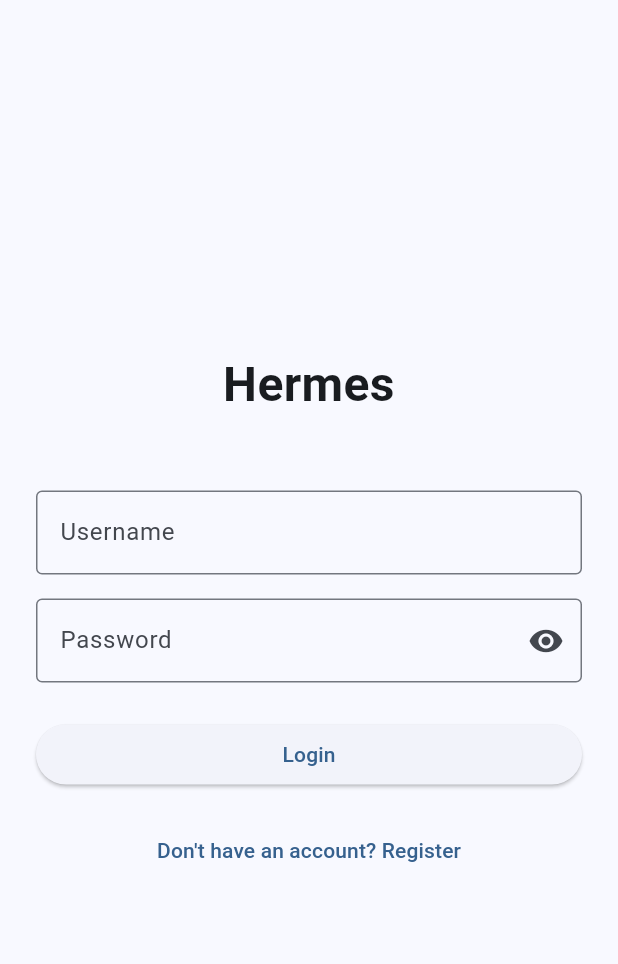
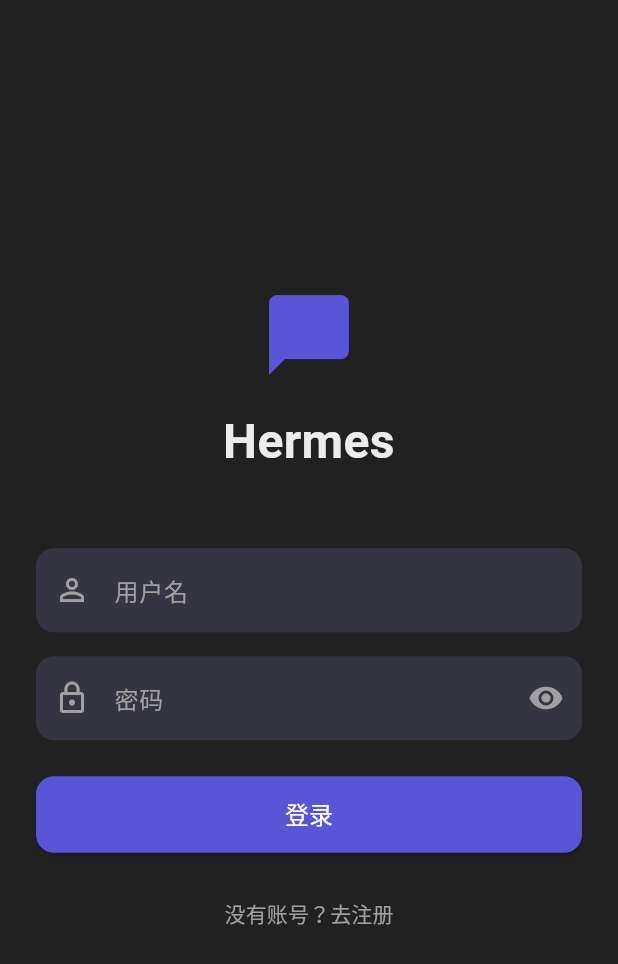
Before and after one commit to yanrongfei/hermes-manager, a Flutter app: the screen it shows after launch, on a phone screen of 412 x 824 dp. Shown: the top 964 px of the screen. Run offline on Flutter 3.47's test engine with Material 3 defaults, Android fonts, the phone set to English and light mode, and no system bars; our stand-ins replace dio, flutter_riverpod, flutter_secure_storage, go_router.

Commit message:
fix: 统一深色主题并中文化所有界面文案
- 全局主题从浅色蓝色改为深色紫色，与内部页面一致
- 登录、注册、启动页适配深色主题样式
- 所有英文 UI 文案替换为中文

Co-Authored-By: Claude Opus 4.7 <noreply@anthropic.com>

```diff
--- a/hermes-app/lib/app.dart
+++ b/hermes-app/lib/app.dart
@@ -12,7 +12,34 @@ class HermesApp extends ConsumerWidget {
     return MaterialApp.router(
       title: 'Hermes App',
       theme: ThemeData(
-        colorScheme: ColorScheme.fromSeed(seedColor: Colors.blue),
+        brightness: Brightness.dark,
+        colorSchemeSeed: const Color(0xFF5856D6),
+        scaffoldBackgroundColor: const Color(0xFF212121),
+        appBarTheme: const AppBarTheme(
+          backgroundColor: Color(0xFF2A2A2A),
+          foregroundColor: Color(0xFFECECEC),
+          iconTheme: IconThemeData(color: Color(0xFFECECEC)),
+        ),
+        cardColor: const Color(0xFF2A2A2A),
+        inputDecorationTheme: InputDecorationTheme(
+          filled: true,
+          fillColor: const Color(0xFF343541),
+          labelStyle: const TextStyle(color: Color(0xFFA0A0A0)),
+          border: OutlineInputBorder(
+            borderRadius: BorderRadius.circular(12),
+            borderSide: BorderSide.none,
+          ),
+        ),
+        elevatedButtonTheme: ElevatedButtonThemeData(
+          style: ElevatedButton.styleFrom(
+            backgroundColor: const Color(0xFF5856D6),
+            foregroundColor: Colors.white,
+            padding: const EdgeInsets.symmetric(vertical: 14),
+            shape: RoundedRectangleBorder(
+              borderRadius: BorderRadius.circular(12),
+            ),
+          ),
+        ),
         useMaterial3: true,
       ),
       routerConfig: router,
--- a/hermes-app/lib/presentation/screens/chat_list_tab.dart
+++ b/hermes-app/lib/presentation/screens/chat_list_tab.dart
@@ -87,7 +87,7 @@ class ChatListTab extends ConsumerWidget {
             children: [
               Icon(Icons.error_outline, size: 48, color: Colors.red[400]),
               const SizedBox(height: 12),
-              Text('Error: $e', style: TextStyle(color: Colors.grey[500])),
+              Text('错误: $e', style: TextStyle(color: Colors.grey[500])),
             ],
           ),
         ),
--- a/hermes-app/lib/presentation/screens/discover_tab.dart
+++ b/hermes-app/lib/presentation/screens/discover_tab.dart
@@ -42,7 +42,7 @@ class DiscoverTab extends StatelessWidget {
           _SectionHeader(title: 'AI 资源'),
           _DiscoverTile(
             icon: Icons.psychology_outlined,
-            title: 'Skills',
+            title: '技能',
             subtitle: '浏览可用 AI 技能',
             onTap: () => Navigator.push(
               context,
@@ -51,7 +51,7 @@ class DiscoverTab extends StatelessWidget {
           ),
           _DiscoverTile(
             icon: Icons.extension_outlined,
-            title: 'Plugins',
+            title: '插件',
             subtitle: '管理插件扩展',
             onTap: () => Navigator.push(
               context,
@@ -60,7 +60,7 @@ class DiscoverTab extends StatelessWidget {
           ),
           _DiscoverTile(
             icon: Icons.model_training,
-            title: 'Models',
+            title: '模型',
             subtitle: '查看可用 AI 模型',
             onTap: () => Navigator.push(
               context,
--- a/hermes-app/lib/presentation/screens/login_screen.dart
+++ b/hermes-app/lib/presentation/screens/login_screen.dart
@@ -50,45 +50,63 @@ class _LoginScreenState extends ConsumerState<LoginScreen> {
               mainAxisAlignment: MainAxisAlignment.center,
               crossAxisAlignment: CrossAxisAlignment.stretch,
               children: [
+                const Icon(
+                  Icons.chat_bubble,
+                  size: 64,
+                  color: Color(0xFF5856D6),
+                ),
+                const SizedBox(height: 16),
                 const Text(
                   'Hermes',
-                  style: TextStyle(fontSize: 32, fontWeight: FontWeight.bold),
+                  style: TextStyle(
+                    fontSize: 32,
+                    fontWeight: FontWeight.bold,
+                    color: Color(0xFFECECEC),
+                  ),
                   textAlign: TextAlign.center,
                 ),
                 const SizedBox(height: 48),
                 TextFormField(
                   controller: _usernameController,
+                  style: const TextStyle(color: Color(0xFFECECEC)),
                   decoration: const InputDecoration(
-                    labelText: 'Username',
-                    border: OutlineInputBorder(),
+                    labelText: '用户名',
+                    prefixIcon: Icon(Icons.person_outline, color: Color(0xFFA0A0A0)),
                   ),
-                  validator: (v) => v?.isEmpty == true ? 'Required' : null,
+                  validator: (v) => v?.isEmpty == true ? '请输入用户名' : null,
                 ),
                 const SizedBox(height: 16),
                 TextFormField(
                   controller: _passwordController,
                   obscureText: _obscurePassword,
+                  style: const TextStyle(color: Color(0xFFECECEC)),
                   decoration: InputDecoration(
-                    labelText: 'Password',
-                    border: const OutlineInputBorder(),
+                    labelText: '密码',
+                    prefixIcon: const Icon(Icons.lock_outline, color: Color(0xFFA0A0A0)),
                     suffixIcon: IconButton(
-                      icon: Icon(_obscurePassword ? Icons.visibility : Icons.visibility_off),
+                      icon: Icon(
+                        _obscurePassword ? Icons.visibility : Icons.visibility_off,
+                        color: const Color(0xFFA0A0A0),
+                      ),
                       onPressed: () => setState(() => _obscurePassword = !_obscurePassword),
                     ),
                   ),
-                  validator: (v) => v?.isEmpty == true ? 'Required' : null,
+                  validator: (v) => v?.isEmpty == true ? '请输入密码' : null,
                 ),
                 const SizedBox(height: 24),
                 ElevatedButton(
                   onPressed: authState.isLoading ? null : _login,
                   child: authState.isLoading
                       ? const SizedBox(height: 20, width: 20, child: CircularProgressIndicator(strokeWidth: 2))
-                      : const Text('Login'),
+                      : const Text('登录', style: TextStyle(fontSize: 16)),
                 ),
                 const SizedBox(height: 16),
                 TextButton(
                   onPressed: () => context.go('/register'),
-                  child: const Text("Don't have an account? Register"),
+                  child: const Text(
+                    '没有账号？去注册',
+                    style: TextStyle(color: Color(0xFFA0A0A0)),
+                  ),
                 ),
                 if (authState.error != null) ...[
                   const SizedBox(height: 16),
--- a/hermes-app/lib/presentation/screens/machines_screen.dart
+++ b/hermes-app/lib/presentation/screens/machines_screen.dart
@@ -273,7 +273,7 @@ class MachineDetailScreen extends ConsumerWidget {
         loading: () => const Center(child: CircularProgressIndicator()),
         error: (e, _) => Center(
           child: Text(
-            'Error: $e',
+            '错误: $e',
             style: TextStyle(color: Colors.grey[500]),
           ),
         ),
--- a/hermes-app/lib/presentation/screens/models_screen.dart
+++ b/hermes-app/lib/presentation/screens/models_screen.dart
@@ -26,7 +26,7 @@ class ModelsScreen extends ConsumerWidget {
       backgroundColor: const Color(0xFF212121),
       appBar: AppBar(
         backgroundColor: const Color(0xFF2A2A2A),
-        title: const Text('Models', style: TextStyle(color: Color(0xFFECECEC))),
+        title: const Text('模型', style: TextStyle(color: Color(0xFFECECEC))),
         iconTheme: const IconThemeData(color: Color(0xFFECECEC)),
       ),
       body: modelsAsync.when(
@@ -53,7 +53,7 @@ class ModelsScreen extends ConsumerWidget {
                 itemCount: models.length,
                 itemBuilder: (context, index) {
                   final model = models[index];
-                  final id = model['id'] ?? 'Unknown';
+                  final id = model['id'] ?? '未知';
                   final displayName = model['display_name'] ?? id;
                   final contextLength = model['context_length'] ?? model['context_window'];
 
@@ -71,7 +71,7 @@ class ModelsScreen extends ConsumerWidget {
                       ),
                       subtitle: Text(
                         contextLength != null
-                            ? 'Context: ${_formatContext(contextLength)}'
+                            ? '上下文: ${_formatContext(contextLength)}'
                             : id,
                         style: TextStyle(color: Colors.grey[500], fontSize: 12),
                       ),
--- a/hermes-app/lib/presentation/screens/plugins_screen.dart
+++ b/hermes-app/lib/presentation/screens/plugins_screen.dart
@@ -23,7 +23,7 @@ class PluginsScreen extends ConsumerWidget {
       backgroundColor: const Color(0xFF212121),
       appBar: AppBar(
         backgroundColor: const Color(0xFF2A2A2A),
-        title: const Text('Plugins', style: TextStyle(color: Color(0xFFECECEC))),
+        title: const Text('插件', style: TextStyle(color: Color(0xFFECECEC))),
         iconTheme: const IconThemeData(color: Color(0xFFECECEC)),
       ),
       body: pluginsAsync.when(
@@ -45,7 +45,7 @@ class PluginsScreen extends ConsumerWidget {
                 itemCount: plugins.length,
                 itemBuilder: (context, index) {
                   final plugin = plugins[index];
-                  final name = plugin['name'] ?? plugin['id'] ?? 'Unknown';
+                  final name = plugin['name'] ?? plugin['id'] ?? '未知';
                   final enabled = plugin['enabled'] ?? true;
 
                   return Card(
--- a/hermes-app/lib/presentation/screens/register_screen.dart
+++ b/hermes-app/lib/presentation/screens/register_screen.dart
@@ -43,7 +43,7 @@ class _RegisterScreenState extends ConsumerState<RegisterScreen> {
     final authState = ref.watch(authProvider);
 
     return Scaffold(
-      appBar: AppBar(title: const Text('Register')),
+      appBar: AppBar(title: const Text('注册')),
       body: SafeArea(
         child: Padding(
           padding: const EdgeInsets.all(24.0),
@@ -54,13 +54,14 @@ class _RegisterScreenState extends ConsumerState<RegisterScreen> {
               children: [
                 TextFormField(
                   controller: _usernameController,
+                  style: const TextStyle(color: Color(0xFFECECEC)),
                   decoration: const InputDecoration(
-                    labelText: 'Username',
-                    border: OutlineInputBorder(),
+                    labelText: '用户名',
+                    prefixIcon: Icon(Icons.person_outline, color: Color(0xFFA0A0A0)),
                   ),
                   validator: (v) {
-                    if (v?.isEmpty == true) return 'Required';
-                    if (v!.length < 3) return 'Min 3 characters';
+                    if (v?.isEmpty == true) return '请输入用户名';
+                    if (v!.length < 3) return '至少 3 个字符';
                     return null;
                   },
                 ),
@@ -68,17 +69,21 @@ class _RegisterScreenState extends ConsumerState<RegisterScreen> {
                 TextFormField(
                   controller: _passwordController,
                   obscureText: _obscurePassword,
+                  style: const TextStyle(color: Color(0xFFECECEC)),
                   decoration: InputDecoration(
-                    labelText: 'Password',
-                    border: const OutlineInputBorder(),
+                    labelText: '密码',
+                    prefixIcon: const Icon(Icons.lock_outline, color: Color(0xFFA0A0A0)),
                     suffixIcon: IconButton(
-                      icon: Icon(_obscurePassword ? Icons.visibility : Icons.visibility_off),
+                      icon: Icon(
+                        _obscurePassword ? Icons.visibility : Icons.visibility_off,
+                        color: const Color(0xFFA0A0A0),
+                      ),
                       onPressed: () => setState(() => _obscurePassword = !_obscurePassword),
                     ),
                   ),
                   validator: (v) {
-                    if (v?.isEmpty == true) return 'Required';
-                    if (v!.length < 6) return 'Min 6 characters';
+                    if (v?.isEmpty == true) return '请输入密码';
+                    if (v!.length < 6) return '至少 6 个字符';
                     return null;
                   },
                 ),
@@ -86,12 +91,13 @@ class _RegisterScreenState extends ConsumerState<RegisterScreen> {
                 TextFormField(
                   controller: _confirmPasswordController,
                   obscureText: true,
+                  style: const TextStyle(color: Color(0xFFECECEC)),
                   decoration: const InputDecoration(
-                    labelText: 'Confirm Password',
-                    border: OutlineInputBorder(),
+                    labelText: '确认密码',
+                    prefixIcon: Icon(Icons.lock_outline, color: Color(0xFFA0A0A0)),
                   ),
                   validator: (v) {
-                    if (v != _passwordController.text) return 'Passwords do not match';
+                    if (v != _passwordController.text) return '两次密码不一致';
                     return null;
                   },
                 ),
@@ -100,7 +106,7 @@ class _RegisterScreenState extends ConsumerState<RegisterScreen> {
                   onPressed: authState.isLoading ? null : _register,
                   child: authState.isLoading
                       ? const SizedBox(height: 20, width: 20, child: CircularProgressIndicator(strokeWidth: 2))
-                      : const Text('Register'),
+                      : const Text('注册', style: TextStyle(fontSize: 16)),
                 ),
                 if (authState.error != null) ...[
                   const SizedBox(height: 16),
--- a/hermes-app/lib/presentation/screens/skills_screen.dart
+++ b/hermes-app/lib/presentation/screens/skills_screen.dart
@@ -23,7 +23,7 @@ class SkillsScreen extends ConsumerWidget {
       backgroundColor: const Color(0xFF212121),
       appBar: AppBar(
         backgroundColor: const Color(0xFF2A2A2A),
-        title: const Text('Skills', style: TextStyle(color: Color(0xFFECECEC))),
+        title: const Text('技能', style: TextStyle(color: Color(0xFFECECEC))),
         iconTheme: const IconThemeData(color: Color(0xFFECECEC)),
       ),
       body: skillsAsync.when(
@@ -50,7 +50,7 @@ class SkillsScreen extends ConsumerWidget {
                 itemCount: skills.length,
                 itemBuilder: (context, index) {
                   final skill = skills[index];
-                  final name = skill['name'] ?? skill['id'] ?? 'Unknown';
+                  final name = skill['name'] ?? skill['id'] ?? '未知';
                   final description = skill['description'] ?? '';
 
                   return Card(
--- a/hermes-app/lib/presentation/widgets/message_bubble.dart
+++ b/hermes-app/lib/presentation/widgets/message_bubble.dart
@@ -87,7 +87,7 @@ class MessageBubble extends StatelessWidget {
                 top: 2,
               ),
               child: Text(
-                '${message.inputTokens ?? 0} in / ${message.outputTokens ?? 0} out',
+                '输入 ${message.inputTokens ?? 0} / 输出 ${message.outputTokens ?? 0}',
                 style: TextStyle(fontSize: 11, color: Colors.grey[600]),
               ),
             ),
@@ -371,11 +371,11 @@ class _ToolCallCardState extends State<_ToolCallCard> {
                   const Divider(height: 1, color: Color(0xFF3A3A3A)),
                   const SizedBox(height: 8),
                   if (tc.arguments != null) ...[
-                    _JsonView(label: 'Arguments', data: tc.arguments!),
+                    _JsonView(label: '参数', data: tc.arguments!),
                     const SizedBox(height: 8),
                   ],
                   if (tc.output != null) ...[
-                    _JsonView(label: 'Result', data: tc.output!),
+                    _JsonView(label: '结果', data: tc.output!),
                   ],
                 ],
               ],
```
Also changed, not shown: hermes-app/lib/presentation/screens/splash_screen.dart (+6 -2 lines), 1 other file.
